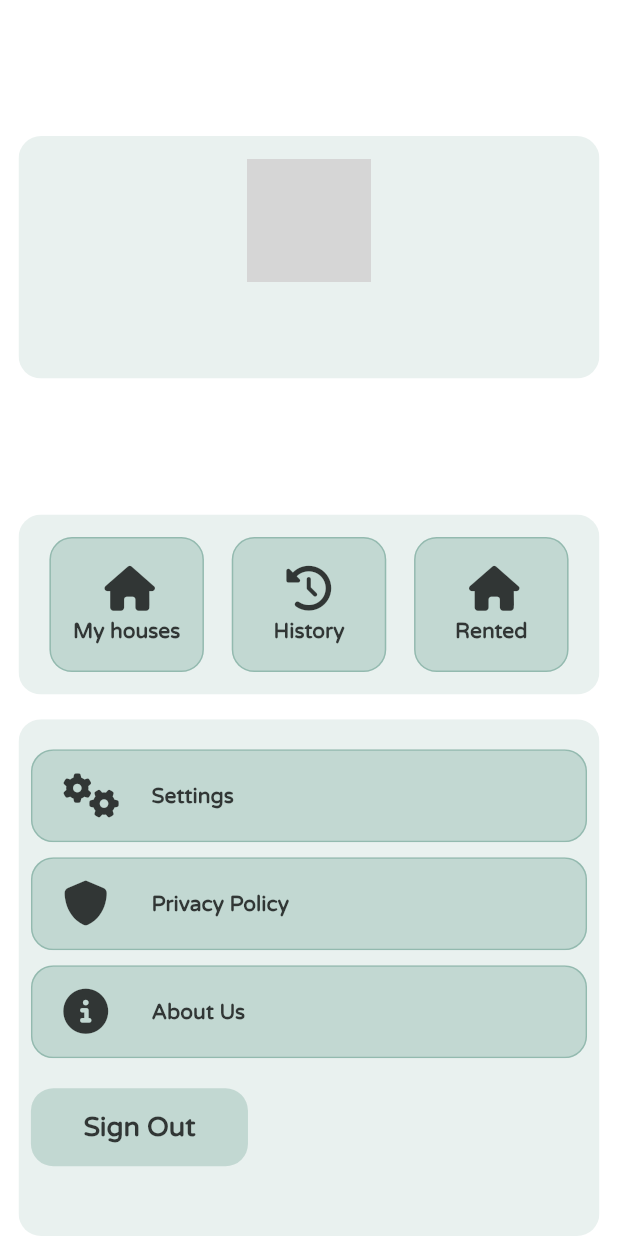
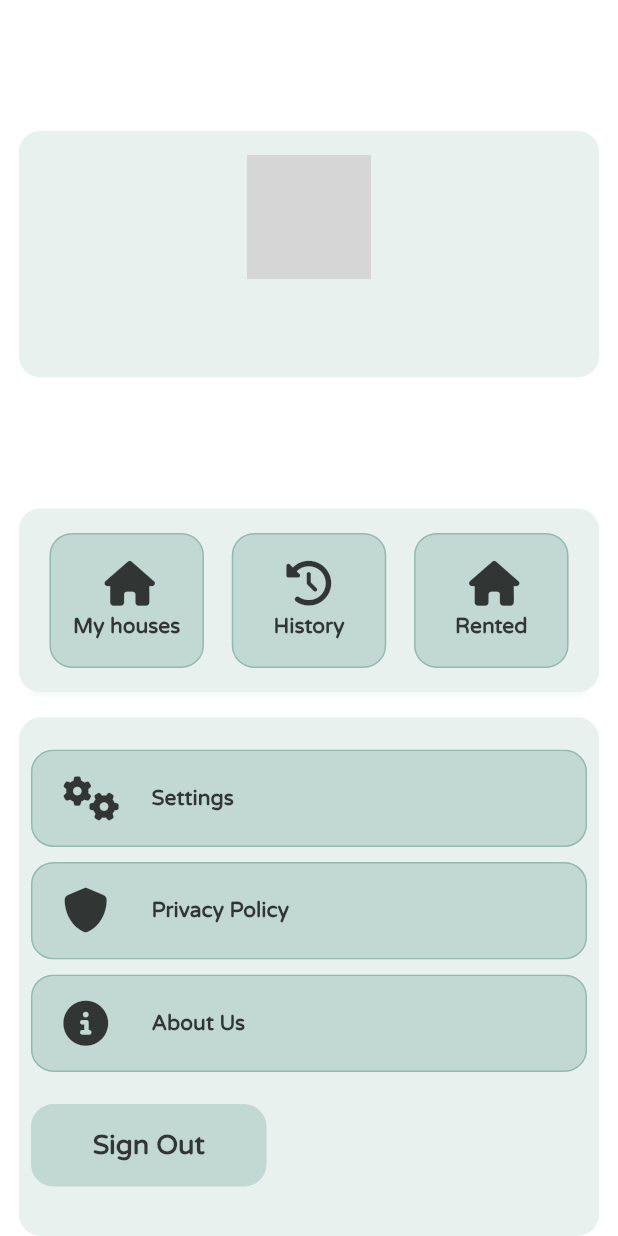
Before and after one commit to BrahimChouih/EkrilliApp, a Flutter app: the ProfileTap screen opened directly, on a phone screen of 412 x 824 dp. Run offline on Flutter 3.47's test engine with Material 2 defaults, Android fonts, the phone set to English and light mode, and no system bars; our stand-ins replace animated_text_kit, carousel_slider, dio, flutter_svg, font_awesome_flutter, get and 1 more; missing offline and left inert: map_launcher; accounts and stored records are empty; network calls fail; grey boxes are pictures that could not be loaded.

Commit message:
fix issues in profile tap

```diff
--- a/lib/components/house_widget.dart
+++ b/lib/components/house_widget.dart
@@ -81,7 +81,7 @@ class HouseWidget extends StatelessWidget {
                 ),
                 child: Container(
                   width: Get.width,
-                  height: (height ?? Get.height * 0.27) * 0.4,
+                  // height: (height ?? Get.height * 0.27) * 0.4,
                   decoration: BoxDecoration(
                     gradient: LinearGradient(
                       begin: Alignment.topLeft,
@@ -96,6 +96,7 @@ class HouseWidget extends StatelessWidget {
                   child: Column(
                     crossAxisAlignment: CrossAxisAlignment.start,
                     mainAxisAlignment: MainAxisAlignment.spaceBetween,
+                    mainAxisSize: MainAxisSize.min,
                     children: [
                       RoomsNumberWidget(
                         kitchens: (offer?.house ?? house)?.kitchens ?? 1,
--- a/lib/components/profile_tap_tile.dart
+++ b/lib/components/profile_tap_tile.dart
@@ -34,7 +34,7 @@ class ProfielTapTile extends StatelessWidget {
             child: Container(
               padding: EdgeInsets.symmetric(
                 horizontal: Get.width * 0.05,
-                vertical: 15,
+                vertical: Get.height * 0.02,
               ),
               decoration: BoxDecoration(
                 borderRadius: borderRadius,
--- a/lib/screens/home/profile_tap.dart
+++ b/lib/screens/home/profile_tap.dart
@@ -35,6 +35,10 @@ class ProfileTap extends StatelessWidget {
             // ),
             Container(
               padding: EdgeInsets.symmetric(horizontal: Get.width * 0.03),
+              child: CustomScrollView(
+                slivers: [
+                  SliverFillRemaining(
+                    hasScrollBody: false,
                     child: Column(
                       crossAxisAlignment: CrossAxisAlignment.center,
                       children: [
@@ -66,11 +70,11 @@ class ProfileTap extends StatelessWidget {
                             ],
                           ),
                         ),
-                  SizedBox(height: Get.height * 0.02),
                         section(
+                          margin: EdgeInsets.only(top: Get.height * 0.02),
                           padding: EdgeInsets.symmetric(
                             horizontal: Get.width * 0.02,
-                      vertical: 15,
+                            vertical: Get.height * 0.02,
                           ),
                           child: Column(
                             crossAxisAlignment: CrossAxisAlignment.start,
@@ -95,13 +99,21 @@ class ProfileTap extends StatelessWidget {
                                 textColor: Colors.black.withOpacity(0.75),
                                 fontWeight: FontWeight.bold,
                                 color: deepPrimaryColor.withOpacity(0.2),
-                          margin: const EdgeInsets.symmetric(vertical: 15),
+                                margin: EdgeInsets.symmetric(
+                                  vertical: Get.height * 0.02,
+                                ),
+                                padding: EdgeInsets.symmetric(
+                                  horizontal: Get.width * 0.1,
+                                  vertical: Get.height * 0.02,
+                                ),
                                 onTap: () async {
                                   await authController.signOut();
                                   Get.offAll(SplashScreen());
                                 },
                               ),
-                        SizedBox(height: Get.height * 0.02),
+                            ],
+                          ),
+                        ),
                       ],
                     ),
                   ),
@@ -153,6 +165,7 @@ class ProfileTap extends StatelessWidget {
   Widget section({
     required Widget child,
     EdgeInsets? padding,
+    EdgeInsets? margin,
     double? width,
     double? height,
   }) =>
@@ -162,10 +175,11 @@ class ProfileTap extends StatelessWidget {
           child: Container(
             width: width,
             height: height,
+            margin: margin,
             padding: padding ??
                 EdgeInsets.symmetric(
                   horizontal: Get.width * 0.05,
-                  vertical: 15,
+                  vertical: Get.height * 0.02,
                 ),
             decoration: BoxDecoration(
               color: deepPrimaryColor.withOpacity(0.1),
```
Lines whose indentation alone changed are shown as unchanged.
